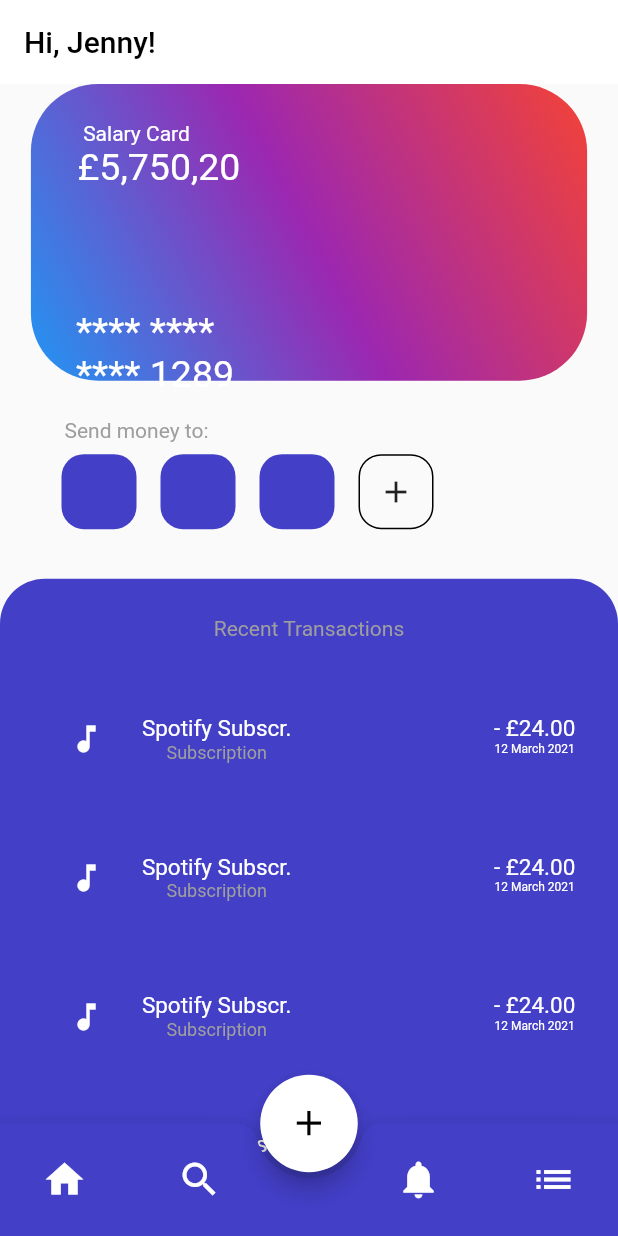
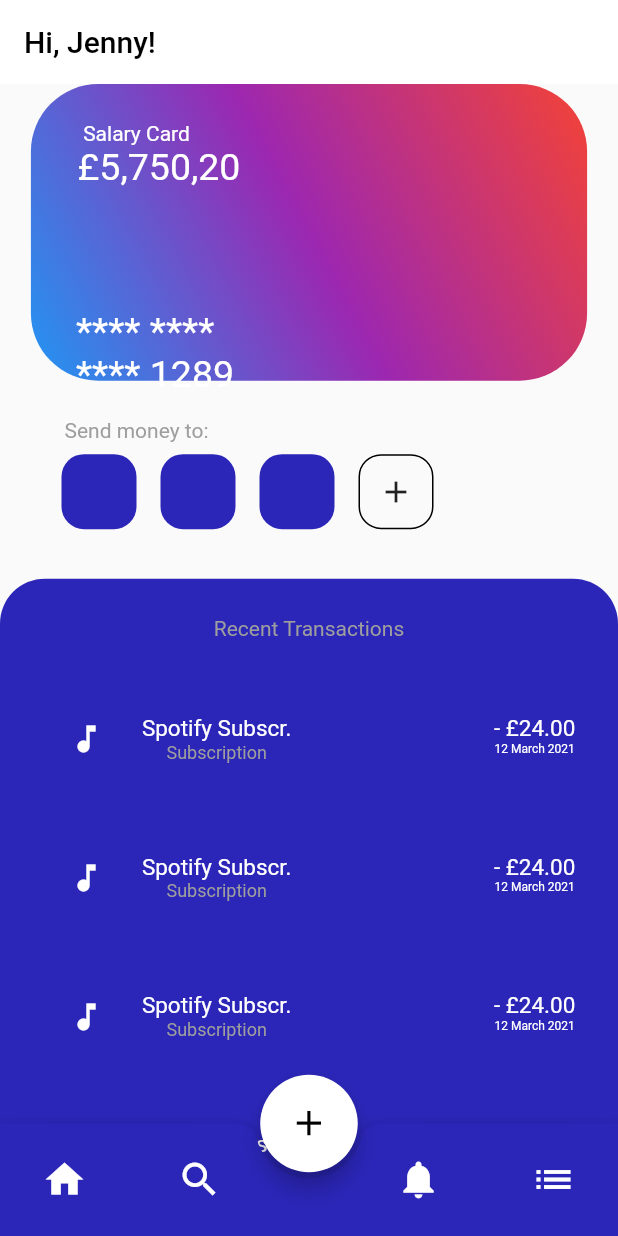
Before and after one commit to puff1g/Flutterstone, a Flutter app: the screen it shows after launch, on a phone screen of 412 x 824 dp. Run offline on Flutter 3.47's test engine with Material 2 defaults, Android fonts, the phone set to English and light mode, and no system bars; our stand-ins replace get.

Commit message:
quick color change

```diff
--- a/lib/Style/Variables.dart
+++ b/lib/Style/Variables.dart
@@ -2,7 +2,7 @@ import 'package:flutter/material.dart';
 
 const primaryColor = const Color(0xFFF5F5F5);
 const secondarColor = const Color(0xFFFFFFFF);
-const theclr = const Color(0xFF433FC7);
+const theclr = const Color(0xFF2B26B8);
 const someclr = const Color(0xFFD0071E);
 
 var ioicon = Colors.white;
```
